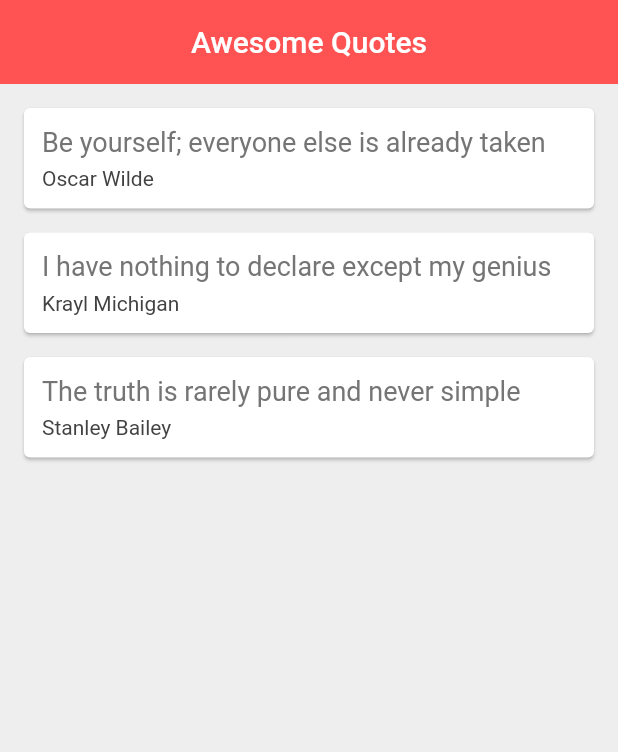
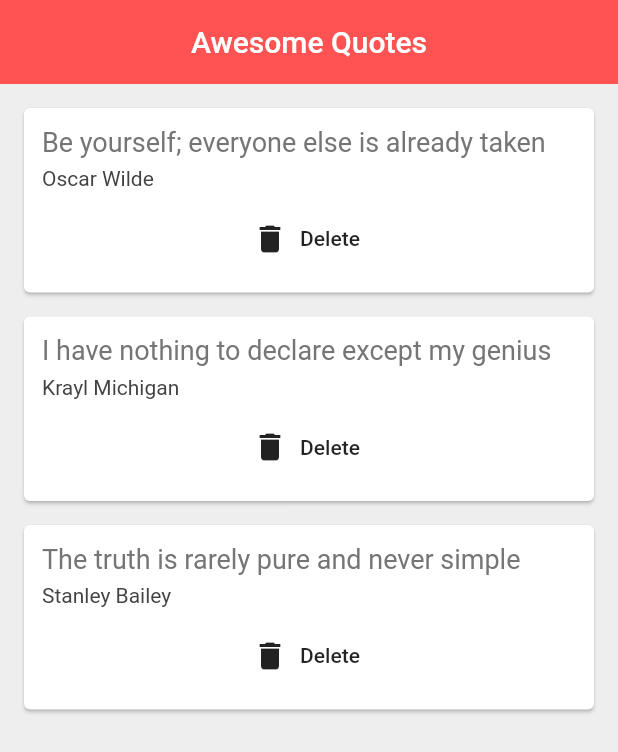
Before and after one commit to rai8/flutter-basics, a Flutter app: the screen it shows after launch, on a phone screen of 412 x 824 dp. Shown: the top 752 px of the screen. Run offline on Flutter 3.47's test engine with Material 2 defaults, Android fonts, the phone set to English and light mode, and no system bars.

Commit message:
passing functions as arguements

```diff
--- a/lib/main.dart
+++ b/lib/main.dart
@@ -45,7 +45,15 @@ class _QuoteListState extends State<QuoteList> {
           /* children: quotes.map((quote) {
             return Text(quote);
           }).toList(), */
-          children: quotes.map((quote) => QuoteCard(quote: quote)).toList(),
+          children: quotes
+              .map((quote) => QuoteCard(
+                  quote: quote,
+                  delete: () {
+                    setState(() {
+                      quotes.remove(quote);
+                    });
+                  }))
+              .toList(),
         ),
       ),
     );
--- a/lib/quote_card.dart
+++ b/lib/quote_card.dart
@@ -1,10 +1,10 @@
 import 'package:flutter/material.dart';
 import 'quote.dart';
 
-
 class QuoteCard extends StatelessWidget {
   final Quote quote;
-  QuoteCard({this.quote});
+  final Function delete;
+  QuoteCard({this.quote, this.delete});
 
   @override
   Widget build(BuildContext context) {
@@ -29,6 +29,11 @@ class QuoteCard extends StatelessWidget {
                 color: Colors.grey[800],
               ),
             ),
+            SizedBox(height: 8.0),
+            FlatButton.icon(
+                onPressed: delete,
+                icon: Icon(Icons.delete),
+                label: Text('Delete'))
           ],
         ),
       ),
```
